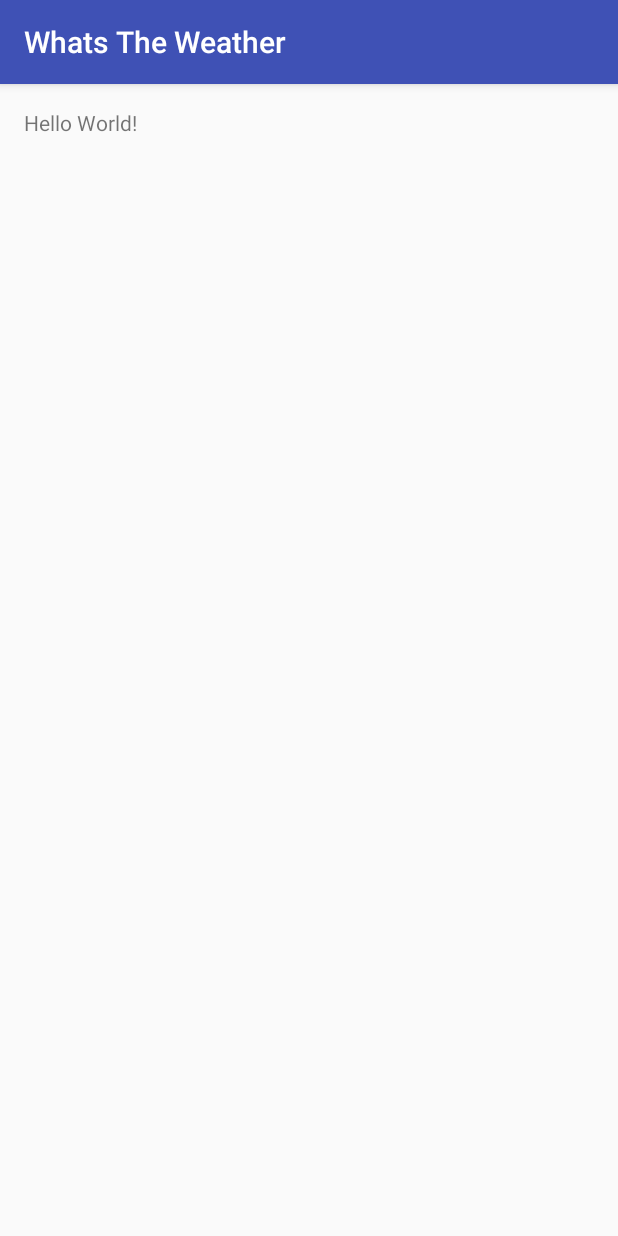
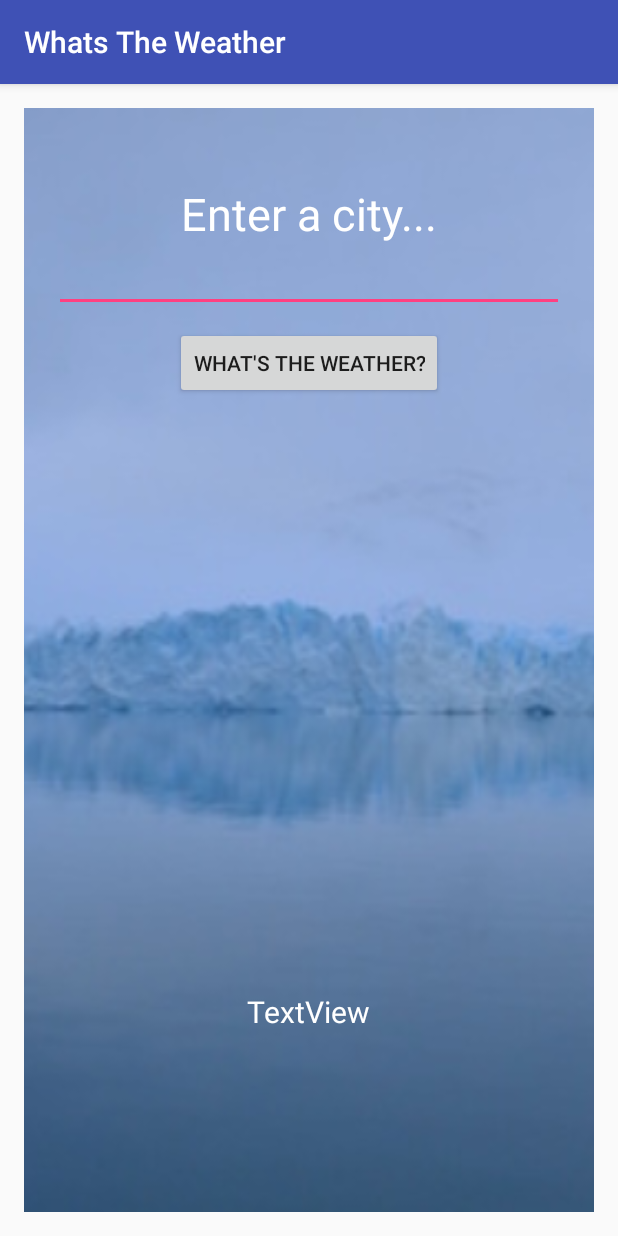
Before and after one commit to garfieldchou/WhatsTheWeather, an Android app: the screen it shows after launch (MainActivity), on a phone screen of 412 x 824 dp. Run offline under Robolectric (Android 15) with nearby library versions, the phone set to English and light mode, and no system bars; 1 statement that could not run was skipped.

Commit message:
Setup layout
fix typo

```diff
--- a/app/src/main/res/layout/activity_main.xml
+++ b/app/src/main/res/layout/activity_main.xml
@@ -1,5 +1,6 @@
 <?xml version="1.0" encoding="utf-8"?>
 <RelativeLayout xmlns:android="http://schemas.android.com/apk/res/android"
+    xmlns:app="http://schemas.android.com/apk/res-auto"
     xmlns:tools="http://schemas.android.com/tools"
     android:id="@+id/activity_main"
     android:layout_width="match_parent"
@@ -10,8 +11,56 @@
     android:paddingTop="@dimen/activity_vertical_margin"
     tools:context="com.garfield_chou.whatstheweather.MainActivity">
 
+    <ImageView
+        android:layout_width="match_parent"
+        android:layout_height="match_parent"
+        app:srcCompat="@drawable/background"
+        android:layout_alignParentTop="true"
+        android:layout_alignParentLeft="true"
+        android:layout_alignParentStart="true"
+        android:id="@+id/imageView"
+        android:scaleType="centerCrop" />
+
     <TextView
+        android:text="Enter a city..."
         android:layout_width="wrap_content"
         android:layout_height="wrap_content"
-        android:text="Hello World!" />
+        android:layout_centerHorizontal="true"
+        android:id="@+id/textView"
+        android:layout_marginTop="50dp"
+        android:textSize="30sp"
+        android:textColor="#ffffffff"
+        android:layout_alignTop="@+id/imageView" />
+
+    <EditText
+        android:layout_width="match_parent"
+        android:layout_height="wrap_content"
+        android:inputType="textPersonName"
+        android:ems="10"
+        android:layout_below="@+id/textView"
+        android:layout_centerHorizontal="true"
+        android:id="@+id/editText"
+        android:layout_marginLeft="40dp" />
+
+    <Button
+        android:text="What's the weather?"
+        android:layout_width="wrap_content"
+        android:layout_height="wrap_content"
+        android:layout_below="@+id/editText"
+        android:layout_centerHorizontal="true"
+        android:id="@+id/button"
+        android:onClick="fiindWeather"
+        android:layout_marginTop="10dp" />
+
+    <TextView
+        android:text="TextView"
+        android:layout_width="wrap_content"
+        android:layout_height="wrap_content"
+        android:layout_alignParentBottom="true"
+        android:layout_centerHorizontal="true"
+        android:id="@+id/textView2"
+        android:layout_marginBottom="120dp"
+        android:textSize="20sp"
+        android:textColor="#ffffffff" />
+
 </RelativeLayout>
```
Also changed, not shown: app/src/main/java/com/garfield_chou/whatstheweather/MainActivity.java (+82 -0 lines), app/src/main/res/drawable/background.jpeg (added).
